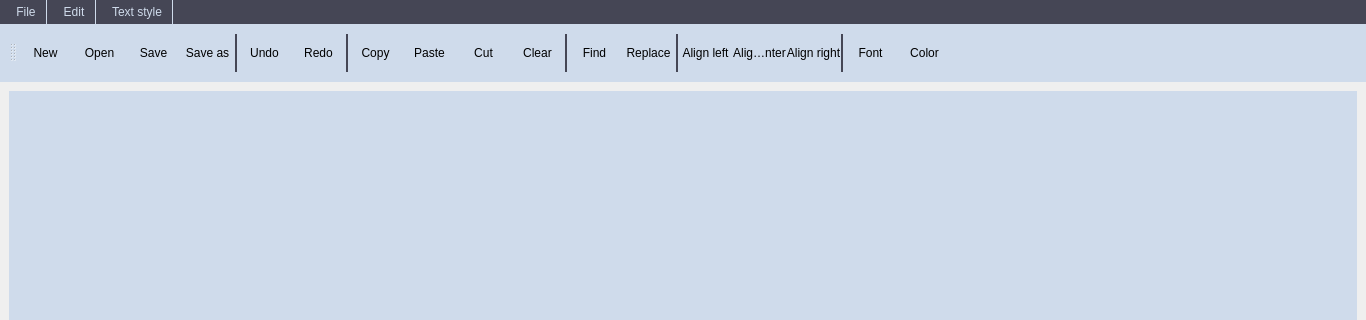
Before: the Qt Designer form Project/mainwindow.ui in shawkyebrahim2514/text-editor, drawn with Qt 5; both pictures show x 0 to 1366 and y 0 to 320 of the 1366 by 768 pixel window.
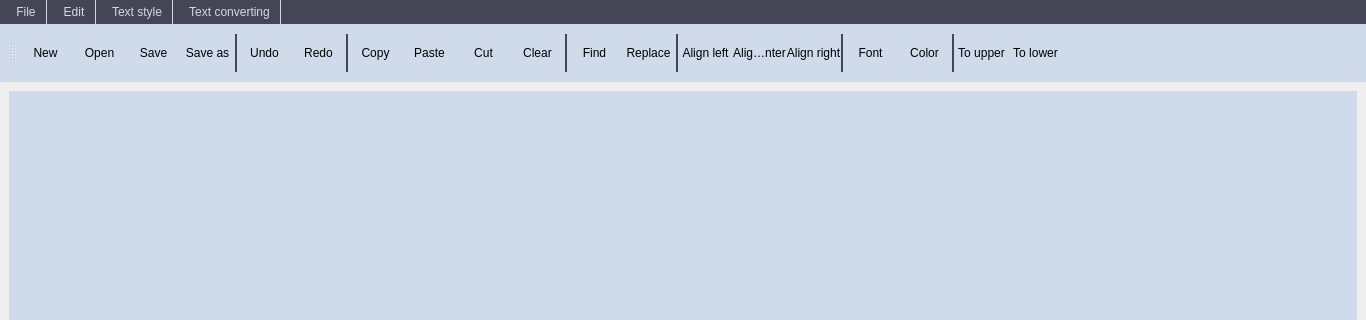
After: the same form once the commit is applied. Icons and pictures are not drawn.

Commit message: add text converting functions

```diff
--- a/Project/mainwindow.ui
+++ b/Project/mainwindow.ui
@@ -186,6 +186,9 @@
    <addaction name="separator"/>
    <addaction name="actionFont"/>
    <addaction name="actionColor"/>
+   <addaction name="separator"/>
+   <addaction name="actionTo_upper"/>
+   <addaction name="actionTo_lower"/>
   </widget>
   <widget class="QMenuBar" name="menubar">
    <property name="geometry">
@@ -231,9 +234,17 @@
     <addaction name="actionsave"/>
     <addaction name="actionSave_as"/>
    </widget>
+   <widget class="QMenu" name="menuText_converting">
+    <property name="title">
+     <string>Text converting</string>
+    </property>
+    <addaction name="actionTo_lower"/>
+    <addaction name="actionTo_upper"/>
+   </widget>
    <addaction name="menuFile"/>
    <addaction name="menuEdit"/>
    <addaction name="menuText_style"/>
+   <addaction name="menuText_converting"/>
   </widget>
   <action name="actionNew">
    <property name="icon">
@@ -439,6 +450,30 @@
     <string>Ctrl+O</string>
    </property>
   </action>
+  <action name="actionTo_lower">
+   <property name="icon">
+    <iconset resource="resources.qrc">
+     <normaloff>:/icons/small.png</normaloff>:/icons/small.png</iconset>
+   </property>
+   <property name="text">
+    <string>To lower</string>
+   </property>
+   <property name="shortcut">
+    <string>Ctrl+L</string>
+   </property>
+  </action>
+  <action name="actionTo_upper">
+   <property name="icon">
+    <iconset resource="resources.qrc">
+     <normaloff>:/icons/capital.png</normaloff>:/icons/capital.png</iconset>
+   </property>
+   <property name="text">
+    <string>To upper</string>
+   </property>
+   <property name="shortcut">
+    <string>Ctrl+U</string>
+   </property>
+  </action>
  </widget>
  <resources>
   <include location="resources.qrc"/>
```
Left out of the diff: 2 changed lines with no effect on the pictures. The commit also changes 6 other files.
